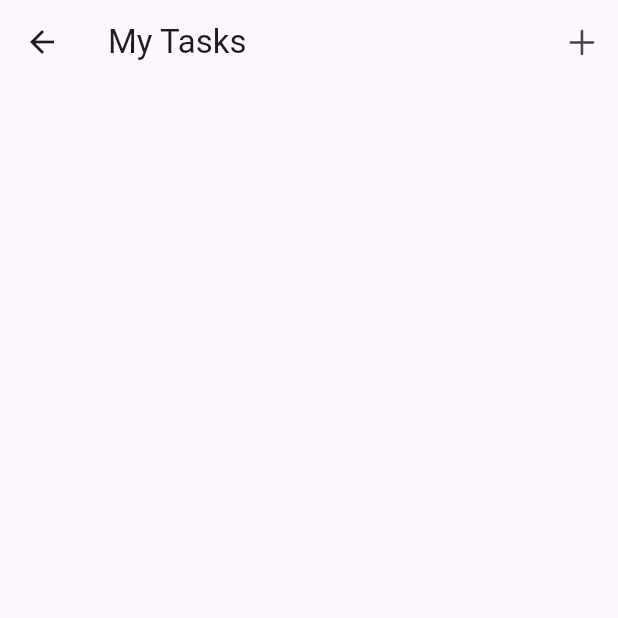
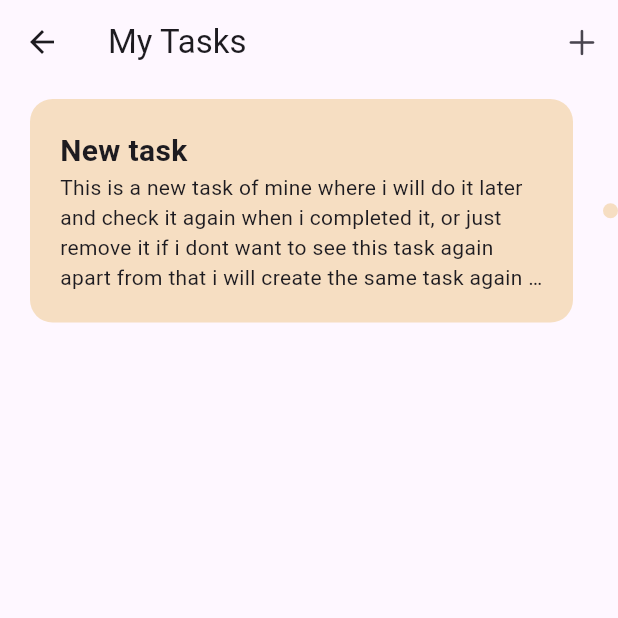
Before and after one commit to Azamat-JS/Flutter-task-manager, a Flutter app: the HomePage screen opened directly, on a phone screen of 412 x 824 dp, the top half of it. Run offline on Flutter 3.47's test engine with Material 3 defaults, Android fonts, the phone set to English and light mode, and no system bars; our stand-ins replace flutter_bloc, shared_preferences, sqflite; accounts and stored records are empty.

Commit message:
implemented task card in home page

```diff
--- a/frontend/lib/features/home/pages/home_page.dart
+++ b/frontend/lib/features/home/pages/home_page.dart
@@ -1,5 +1,6 @@
 import 'package:flutter/cupertino.dart';
 import 'package:flutter/material.dart';
+import 'package:frontend/features/home/widgets/task_card.dart';
 
 class HomePage extends StatelessWidget {
   static MaterialPageRoute route() =>
@@ -16,6 +17,26 @@ class HomePage extends StatelessWidget {
       body: Column(
         children: [
           /// date selector
+          Row(
+            children: [
+              Expanded(
+                child: TaskCard(
+                  color: const Color.fromRGBO(246, 222, 194, 1),
+                  description:
+                      'This is a new task of mine where i will do it later and check it again when i completed it, or just remove it if i dont want to see this task again apart from that i will create the same task again if it is needed',
+                  headerText: 'New task',
+                ),
+              ),
+              Container(
+                height: 10,
+                width: 10,
+                decoration: BoxDecoration(
+                  shape: BoxShape.circle,
+                  color: const Color.fromRGBO(246, 222, 194, 1),
+                ),
+              ),
+            ],
+          ),
         ],
       ),
     );
--- a/frontend/lib/features/home/widgets/task_card.dart
+++ b/frontend/lib/features/home/widgets/task_card.dart
@@ -15,8 +15,27 @@ class TaskCard extends StatelessWidget {
   @override
   Widget build(BuildContext context) {
     return Container(
-      decoration: BoxDecoration(color: color),
-      child: Column(children: [Text(headerText), Text(description)]),
+      margin: EdgeInsets.symmetric(horizontal: 20, vertical: 10),
+      padding: EdgeInsets.all(20),
+      decoration: BoxDecoration(
+        color: color,
+        borderRadius: BorderRadius.circular(15),
+      ),
+      child: Column(
+        crossAxisAlignment: CrossAxisAlignment.start,
+        children: [
+          Text(
+            headerText,
+            style: TextStyle(fontWeight: FontWeight.bold, fontSize: 20),
+          ),
+          Text(
+            description,
+            style: TextStyle(fontSize: 14),
+            maxLines: 4,
+            overflow: TextOverflow.ellipsis,
+          ),
+        ],
+      ),
     );
   }
 }
```
